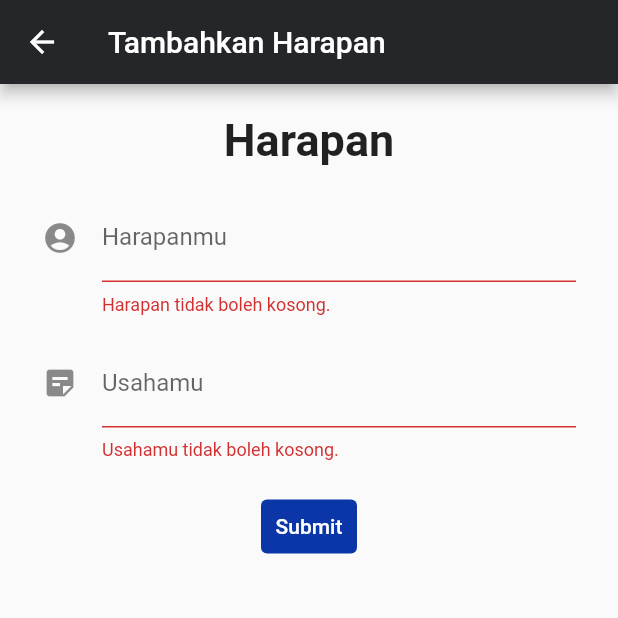
After one commit to reflekt-io/echo-appcenter, a Flutter app: the AddTembokHarapanPage screen opened by its route, after a tap on "Submit", on a phone screen of 412 x 824 dp, the top half of it. The commit adds this screen. Run offline on Flutter 3.47's test engine with Material 2 defaults, Android fonts, the phone set to English and light mode, and no system bars; our stand-ins replace expandable, multi_select_flutter, shared_preferences; accounts and stored records are empty.

Commit message:
add tembok_harapan UI

```diff
--- a/lib/main.dart
+++ b/lib/main.dart
@@ -13,6 +13,8 @@ import 'package:pojok_curhat/screens/pojok_curhat_home.dart';
 import 'package:deteksi_depresi/screens/phq9_page.dart';
 import 'package:ide_kegiatan/screens/add_ide_kegiatan.dart';
 import 'package:ide_kegiatan/screens/ide_kegiatan_home.dart';
+import 'package:tembok_harapan/screens/add_tembok_harapan_page.dart';
+import 'package:tembok_harapan/screens/tembok_harapan_home.dart';
 import 'package:provider/provider.dart';
 
 void main() {
@@ -86,6 +88,12 @@ class MyApp extends StatelessWidget {
               case AddPojokCurhatPage.ROUTE_NAME:
                 return MaterialPageRoute(
                     builder: (_) => const AddPojokCurhatPage());
+              case TembokHarapanHomePage.ROUTE_NAME:
+                return MaterialPageRoute(
+                    builder: (_) => const TembokHarapanHomePage());
+              case AddTembokHarapanPage.ROUTE_NAME:
+                return MaterialPageRoute(
+                    builder: (_) => const AddTembokHarapanPage());
               case PHQ9.ROUTE_NAME:
                 return MaterialPageRoute(builder: (_) => const PHQ9());
               case IdeKegiatanHomePage.ROUTE_NAME:
--- /dev/null
+++ b/tembok_harapan/lib/dummy_data.dart
@@ -0,0 +1,18 @@
+import 'package:tembok_harapan/models/tembok_harapan.dart';
+import 'package:tembok_harapan/models/tembok_harapan_json.dart';
+
+// ignore: non_constant_identifier_names
+Tembok_HarapanJson DUMMY_CATEGORIES = Tembok_HarapanJson(
+  model: 'Tembok_Harapan.Tembok_harapan',
+  pk: 1,
+  fields: [
+    Tembok_Harapan(
+      title: "IPK 4",
+      harapan: 'Belajar dengan giat',
+    ),
+    Tembok_Harapan(
+      title: "Punya Teman yang banyak",
+      harapan: 'Bersosialisasi dan menjadi lebih aktif',
+    ),
+  ],
+);
--- /dev/null
+++ b/tembok_harapan/lib/models/tembok_harapan.dart
@@ -0,0 +1,29 @@
+import 'dart:convert';
+// To parse this JSON data, do
+//
+
+// ignore: camel_case_types
+class Tembok_Harapan {
+  Tembok_Harapan({
+    required this.title,
+    required this.harapan,
+  });
+
+  final String title;
+  final String harapan;
+
+  factory Tembok_Harapan.fromJson(String str) =>
+      Tembok_Harapan.fromMap(json.decode(str));
+
+  String toJson() => json.encode(toMap());
+
+  factory Tembok_Harapan.fromMap(Map<String, dynamic> json) => Tembok_Harapan(
+        title: json["title"],
+        harapan: json["harapan"],
+      );
+
+  Map<String, dynamic> toMap() => {
+        "title": title,
+        "harapan": harapan,
+      };
+}
--- /dev/null
+++ b/tembok_harapan/lib/screens/add_tembok_harapan_page.dart
@@ -0,0 +1,108 @@
+// ignore_for_file: camel_case_types, constant_identifier_names
+
+import 'package:flutter/material.dart';
+
+class AddTembokHarapanPage extends StatefulWidget {
+  const AddTembokHarapanPage({Key? key}) : super(key: key);
+  static const ROUTE_NAME = '/add-harapan';
+
+  @override
+  State<AddTembokHarapanPage> createState() => _Tembok_HarapanHomePageState();
+}
+
+class _Tembok_HarapanHomePageState extends State<AddTembokHarapanPage> {
+  final _formKey = GlobalKey<FormState>();
+
+  @override
+  Widget build(BuildContext context) {
+    return Scaffold(
+      appBar: AppBar(
+        title: const Text('Tambahkan Harapan'),
+      ),
+      body: Form(
+        key: _formKey,
+        child: SingleChildScrollView(
+          child: Container(
+            padding: const EdgeInsets.all(20.0),
+            child: Column(
+              mainAxisAlignment: MainAxisAlignment.center,
+              children: <Widget>[
+                const Padding(
+                  padding: EdgeInsets.only(bottom: 10.0),
+                  child: Text(
+                    'Harapan',
+                    style: TextStyle(
+                      fontSize: 30,
+                      fontWeight: FontWeight.bold,
+                    ),
+                  ),
+                ),
+                // https://pub.dev/packages/multi_select_flutter
+
+                // Wrap(
+                //   alignment: WrapAlignment.spaceEvenly,
+                //   children: _buildButtonsList(_feelingList),
+                // ),
+
+                Padding(
+                  padding: const EdgeInsets.all(8.0),
+                  child: TextFormField(
+                    decoration: const InputDecoration(
+                      icon: Icon(Icons.account_circle_rounded),
+                      hintText: 'Hal apa yang sangat kamu harapkan ?',
+                      labelText: 'Harapanmu',
+                    ),
+                    onSaved: (String? value) {
+                      // This optional block of code can be used to run
+                      // code when the user saves the form.
+                    },
+                    validator: (String? value) {
+                      return (value == null || value.isEmpty)
+                          ? 'Harapan tidak boleh kosong.'
+                          : null;
+                    },
+                  ),
+                ),
+                Padding(
+                  padding: const EdgeInsets.all(8.0),
+                  child: TextFormField(
+                    decoration: const InputDecoration(
+                      icon: Icon(Icons.sticky_note_2),
+                      hintText: 'Apa yang akan kamu lakukan agar kamu dapat mewujudkan harapanmu?',
+                      labelText: 'Usahamu',
+                    ),
+                    onSaved: (String? value) {
+                      // This optional block of code can be used to run
+                      // code when the user saves the form.
+                    },
+                    validator: (String? value) {
+                      return (value == null || value.isEmpty)
+                          ? 'Usahamu tidak boleh kosong.'
+                          : null;
+                    },
+                  ),
+                ),
+                Padding(
+                  padding: const EdgeInsets.only(top: 12.0),
+                  child: TextButton(
+                    child: const Text(
+                      "Submit",
+                      style: TextStyle(color: Colors.white),
+                    ),
+                    style: ButtonStyle(
+                      backgroundColor:
+                          MaterialStateProperty.all(const Color(0xFF0B36A8)),
+                    ),
+                    onPressed: () {
+                      if (_formKey.currentState!.validate()) {}
+                    },
+                  ),
+                ),
+              ],
+            ),
+          ),
+        ),
+      ),
+    );
+  }
+}
```
Also changed, not shown: lib/screens/home_page.dart (+6 -2 lines), lib/widgets/drawer_menu.dart (+8 -2 lines), tembok_harapan/lib/models/tembok_harapan_json.dart (added, +36 -0 lines), tembok_harapan/lib/screens/tembok_harapan_home.dart (added, +66 -0 lines), tembok_harapan/lib/tembok_harapan.dart (deleted, +0 -7 lines), tembok_harapan/lib/widgets/tembok_harapan_card.dart (added, +47 -0 lines).
